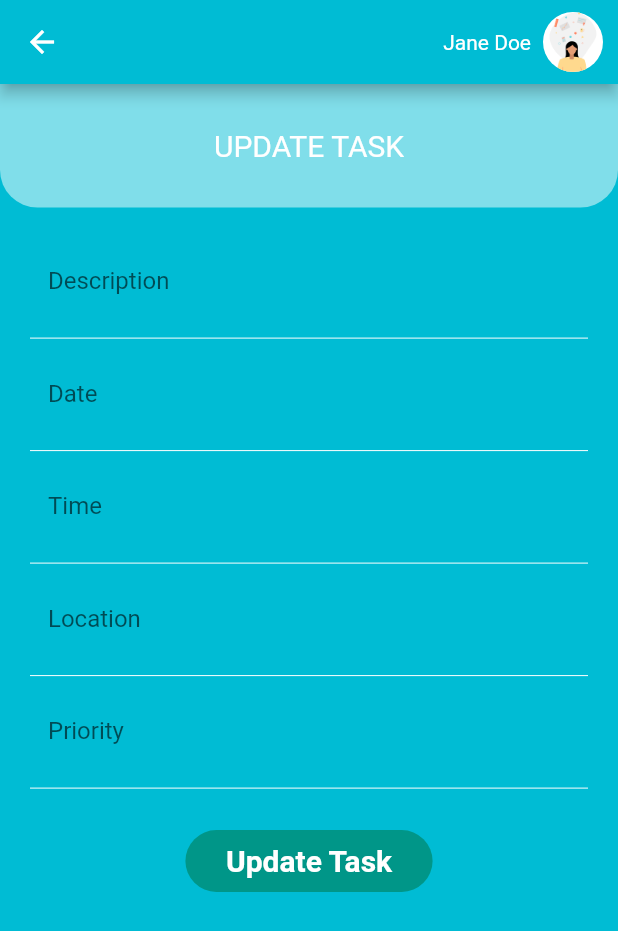
After one commit to moonlaughs/remembrall_mobile_app, a Flutter app: the TaskUpdateScreen screen opened by its route, after a tap on "Update Task", on a phone screen of 412 x 824 dp. The commit adds this screen. Shown: the top 931 px of the screen. Run offline on Flutter 3.47's test engine with Material 2 defaults, Android fonts, the phone set to English and light mode, and no system bars; drawn by our look-alikes of auto_size_text; our stand-ins replace form_field_validator, localstorage; missing offline and left inert: flutter_guid; network calls fail; statements that could not run were skipped.

Commit message:
CRUD for ToDOs works fully

```diff
--- a/lib/app.dart
+++ b/lib/app.dart
@@ -2,6 +2,7 @@
 import 'package:flutter/material.dart';
 import 'package:to_do_application/screens_and_widgets/home/home_screen.dart';
 import 'package:to_do_application/screens_and_widgets/tasks/task_create.dart';
+import 'package:to_do_application/screens_and_widgets/tasks/task_update.dart';
 import 'package:to_do_application/screens_and_widgets/user_profile/user_profile.dart';
 
 ///Widgets used in this class
@@ -35,6 +36,7 @@ class _AppState extends State<App> {
           Constants.HOME_SCREEN: (context) => HomeScreen(),
           Constants.USER_PROFILE_SCREEN: (context) => UserProfilePage(),
           Constants.CREATE_TASK_SCREEN: (context) => TaskCreateScreen(),
+          Constants.UPDATE_TASK_SCREEN: (context) => TaskUpdateScreen(),
         });
   }
 }
--- a/lib/constants.dart
+++ b/lib/constants.dart
@@ -11,4 +11,6 @@ class Constants{
   static String USER_PROFILE_SCREEN='/userProfile';
   // ignore: non_constant_identifier_names
   static String CREATE_TASK_SCREEN='/createTask';
+  // ignore: non_constant_identifier_names
+  static String UPDATE_TASK_SCREEN='/updateTask';
 }
--- a/lib/models/task.dart
+++ b/lib/models/task.dart
@@ -24,4 +24,6 @@ class MyTask {
         fkUserId: json['fkUserId'],
         );
   }
+
+  Map<String, dynamic> toJson() => {'id':id, 'description':description, 'date':date, 'time': time, 'location': location, 'priority': priority, 'fkTagId': fkTagId, 'fkUserId': fkUserId};
 }
--- /dev/null
+++ b/lib/screens_and_widgets/tasks/task_update.dart
@@ -0,0 +1,354 @@
+import 'dart:convert';
+import 'dart:io';
+
+import 'package:auto_size_text/auto_size_text.dart';
+
+///All the pages needs this to work with material wdgets
+import 'package:flutter/material.dart';
+import 'package:localstorage/localstorage.dart';
+// import 'package:to_do_application/Models/user.dart';
+import 'package:to_do_application/constants.dart';
+import 'package:to_do_application/local_storage_helper/local_storage_helper.dart';
+import 'package:to_do_application/models/decodedToken.dart';
+import 'package:to_do_application/models/task.dart';
+import 'package:to_do_application/screens_and_widgets/home/custom_app_bar.dart';
+
+class TaskUpdateScreen extends StatefulWidget {
+  @override
+  _TaskUpdateScreen createState() => _TaskUpdateScreen();
+}
+
+class _TaskUpdateScreen extends State<TaskUpdateScreen> {
+  MyTask taskToUpdate;
+  HttpClient client = new HttpClient();
+  LocalStorage myStorage = LocalStorageHelper().getInstance();
+  final myDescriptionController = TextEditingController();
+  final myDateController = TextEditingController();
+  final myTimeController = TextEditingController();
+  final myLocationController = TextEditingController();
+  final myPriorityController = TextEditingController();
+  // final myTagController = TextEditingController();
+  var myUserId;
+  String username = "";
+  Uri url; // = Uri.https('10.0.2.2:5001', '/users/' + myUserId);
+
+  @override
+  void initState() {
+    super.initState();
+    getUser();
+    taskToUpdate = getTaskToUpdate();
+  }
+
+  @override
+  void dispose() {
+    // Clean up the controller when the widget is disposed.
+    myDescriptionController.dispose();
+    myDateController.dispose();
+    myTimeController.dispose();
+    myLocationController.dispose();
+    myPriorityController.dispose();
+    // myTagController.dispose();
+    super.dispose();
+  }
+
+  getTaskToUpdate(){
+    Map<String, dynamic> item = myStorage.getItem('taskToUpdate');
+    if (item == null) {
+        return null;
+      }
+    MyTask myTask = MyTask.fromJson(item);
+    print(myTask.description);
+    setState(() {
+
+          myDescriptionController.text = myTask.description;
+          myDateController.text = myTask.date;
+          myTimeController.text = myTask.time;
+          myLocationController.text = myTask.location;
+          myPriorityController.text = myTask.priority.toString();
+
+        });
+        return myTask;
+  }
+
+  getUser() async {
+    try {
+      var myParesedToken = parseJwt(myStorage.getItem('token'));
+      DecodedToken myDecodedToken = DecodedToken.fromJson(myParesedToken);
+      // print(myDecodedToken.nameid);
+
+      Uri url2 = Uri.https('10.0.2.2:5001', '/users/' + myDecodedToken.nameid);
+
+      client.badCertificateCallback =
+          ((X509Certificate cert, String host, int port) => true);
+      HttpClientRequest request = await client.getUrl(url2);
+
+      // request.headers.set('content-type', 'application/json');
+      String myBearer = 'Bearer ' + myStorage.getItem('token');
+      // print(myBearer);
+      request.headers.set('Authorization', myBearer);
+
+      HttpClientResponse response = await request.close();
+      if (response.statusCode == 200) {
+        // print(response.statusCode);
+        // String receivedString = await response.transform(utf8.decoder).join();
+        // var myJson = json.decode(receivedString);
+        // User myUser = User.fromJson(myJson);
+        // print(myUser.id);
+        setState(() {
+          myUserId = myDecodedToken.nameid;
+          // url = Uri.https('10.0.2.2:5001', '/users/' + myUserId);
+          url = Uri.https('10.0.2.2:5001', '/todos');
+        });
+      }
+    } catch (e) {
+      print(e);
+    }
+  }
+
+  Map<String, dynamic> parseJwt(String token) {
+    final parts = token.split('.');
+    if (parts.length != 3) {
+      throw Exception('invalid token');
+    }
+
+    final payload = _decodeBase64(parts[1]);
+    final payloadMap = json.decode(payload);
+    if (payloadMap is! Map<String, dynamic>) {
+      throw Exception('invalid payload');
+    }
+
+    return payloadMap;
+  }
+
+  updateTask() async {
+    try {
+      client.badCertificateCallback =
+          ((X509Certificate cert, String host, int port) => true);
+      String myDescription = myDescriptionController.text;
+      // String myDate = myDateController.text;
+      // String myTime = myTimeController.text;
+      String myLocation = myLocationController.text;
+      // String myPriority = myPriorityController.text;
+      // String myTag = myTagController.text;
+      int priority = 1; // nneds to be adapted to 0
+
+      Map map;
+      if (myDescription == null) {
+        _showDialog(context,
+            'Please fill up required information in order to update a task\nDescription is required');
+      } else {
+        // if (myPriority == null || myPriority == "") {}
+        map = {
+  "description": myDescription,
+  "date": "2021-05-10T20:52:14.304Z",
+  "time": "2021-05-10T20:52:14.304Z",
+  "location": myLocation,
+  "done": false,
+  "priority": 0
+};
+Uri url3 = Uri.https('10.0.2.2:5001', '/todos/${taskToUpdate.id}');
+        HttpClientRequest request = await client.putUrl(url3);
+
+        request.headers.set('content-type', 'application/json');
+
+        request.add(utf8.encode(json.encode(map)));
+
+        HttpClientResponse response = await request.close();
+        String reply = await response.transform(utf8.decoder).join();
+        print(reply);
+        print(response.statusCode);
+        if(response.statusCode == 204){
+          print('created a task');
+          Navigator.pushNamed(context, Constants.HOME_SCREEN);
+        }
+      }
+    } catch (e) {
+      print(e);
+    }
+  }
+
+  Future<void> _showDialog(BuildContext context, String dialogMessage) {
+    return showDialog(
+        context: context,
+        builder: (BuildContext context) {
+          return AlertDialog(
+            title: Text(dialogMessage),
+            content: SingleChildScrollView(
+              child: ListBody(
+                children: <Widget>[
+                  GestureDetector(
+                    child: Text("Ok"),
+                    onTap: () {
+                      Navigator.of(context).pop();
+                    },
+                  ),
+                ],
+              ),
+            ),
+          );
+        });
+  }
+
+  String _decodeBase64(String str) {
+    String output = str.replaceAll('-', '+').replaceAll('_', '/');
+
+    switch (output.length % 4) {
+      case 0:
+        break;
+      case 2:
+        output += '==';
+        break;
+      case 3:
+        output += '=';
+        break;
+      default:
+        throw Exception('Illegal base64url string!"');
+    }
+
+    return utf8.decode(base64Url.decode(output));
+  }
+
+  @override
+  Widget build(BuildContext context) {
+    return Scaffold(
+      appBar: CustomAppBar("REMEMBRALL"),
+      body: SingleChildScrollView(
+          child: Column(
+        children: [_buildProgressBar(context), _buildUpdateForm(context)],
+      )),
+      backgroundColor: Colors.cyan,
+    );
+  }
+
+  Widget _buildProgressBar(BuildContext context) {
+    return Container(
+      // color: Colors.cyan,
+      width: MediaQuery.of(context).size.width,
+      height: MediaQuery.of(context).size.height * 0.1,
+      decoration: BoxDecoration(
+        borderRadius: BorderRadius.only(
+            bottomRight: Radius.circular(25.0),
+            bottomLeft: Radius.circular(25.0)),
+        color: Colors.white.withOpacity(0.5),
+      ),
+      child: Padding(
+        padding: const EdgeInsets.all(8.0),
+        child: Center(
+            child: Text(
+          'UPDATE TASK',
+          style: TextStyle(color: Colors.white, fontSize: 20),
+        )),
+      ),
+    );
+  }
+
+  Widget _buildUpdateForm(BuildContext context) {
+    double buttonWidth = MediaQuery.of(context).size.width * 0.4;
+    double buttonHeight = MediaQuery.of(context).size.height * 0.05;
+
+    return Padding(
+      padding: const EdgeInsets.all(20.0),
+      child: Column(
+        children: [
+          TextField(
+              controller: myDescriptionController,
+              obscureText: false,
+              decoration: InputDecoration(
+                  labelText: 'Description',
+                  hintText: "Type description...",
+                  border: InputBorder.none,
+                  fillColor: Colors.transparent,
+                  filled: true)),
+          Divider(
+            color: Colors.white,
+          ),
+          TextField(
+              controller: myDateController,
+              obscureText: false,
+              decoration: InputDecoration(
+                  labelText: 'Date',
+                  hintText: "Type Date...",
+                  border: InputBorder.none,
+                  fillColor: Colors.transparent,
+                  filled: true)),
+          Divider(
+            color: Colors.white,
+          ),
+          TextField(
+              controller: myTimeController,
+              obscureText: false,
+              decoration: InputDecoration(
+                  labelText: 'Time',
+                  hintText: "Type Time...",
+                  border: InputBorder.none,
+                  fillColor: Colors.transparent,
+                  filled: true)),
+          Divider(
+            color: Colors.white,
+          ),
+          TextField(
+            controller: myLocationController,
+            obscureText: false,
+            decoration: InputDecoration(
+                labelText: 'Location',
+                hintText: "Type location...",
+                border: InputBorder.none,
+                fillColor: Colors.transparent,
+                filled: true),
+          ),
+          Divider(
+            color: Colors.white,
+          ),
+          TextField(
+              controller: myPriorityController,
+              obscureText: false,
+              decoration: InputDecoration(
+                  labelText: 'Priority',
+                  hintText: "Type priority...",
+                  border: InputBorder.none,
+                  fillColor: Colors.transparent,
+                  filled: true)),
+          Divider(
+            color: Colors.white,
+          ),
+          // TextField(
+          //     controller: myTagController,
+          //     obscureText: false,
+          //     decoration: InputDecoration(
+          //         labelText: 'Tag',
+          //         hintText: "Type tag...",
+          //         border: InputBorder.none,
+          //         fillColor: Colors.transparent,
+          //         filled: true)),
+          // Divider(
+          //   color: Colors.white,
+          // ),
+          Padding(
+            padding: const EdgeInsets.only(top: 20.0),
+            child: GestureDetector(
+              onTap: () {
+                updateTask();
+              },
+              child: Container(
+                width: buttonWidth,
+                height: buttonHeight,
+                decoration: BoxDecoration(
+                  borderRadius: BorderRadius.all(Radius.circular(100.0)),
+                  color: Colors.teal,
+                ),
+                child: Center(
+                  child: AutoSizeText('Update Task',
+                      style: TextStyle(
+                          fontSize: 20,
+                          fontWeight: FontWeight.bold,
+                          color: Colors.white),
+                      maxLines: 1),
+                ),
+              ),
+            ),
+          )
+        ],
+      ),
+    );
+  }
+}
```
Also changed, not shown: lib/screens_and_widgets/home/home_screen.dart (+132 -6 lines).
